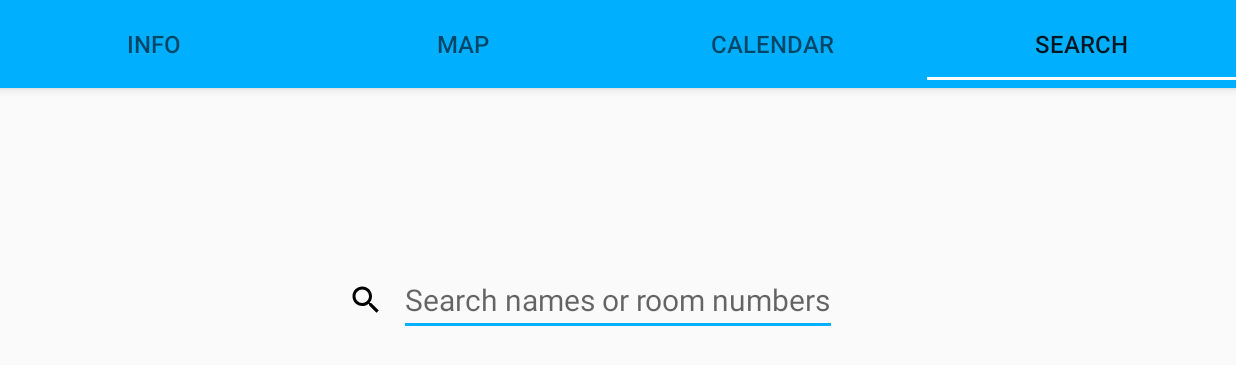
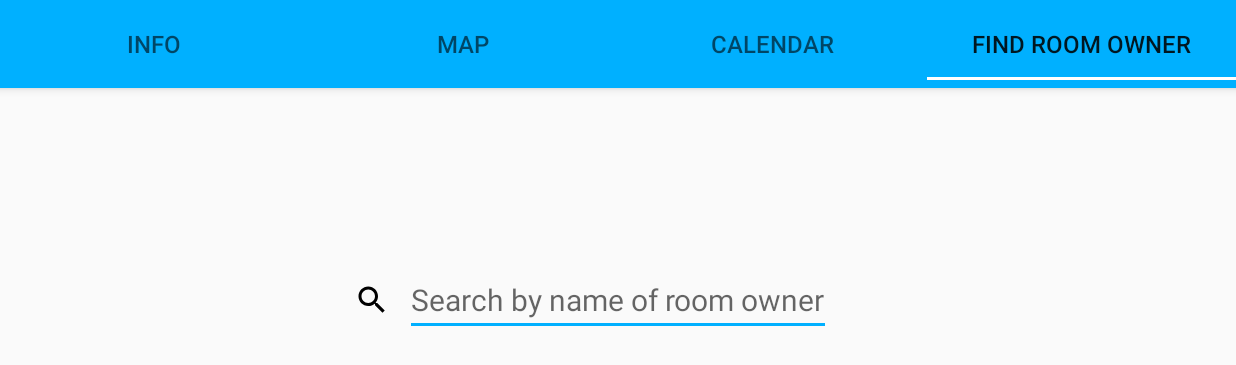
Before and after one commit to patelch/DoorboardTablet, an Android app: the screen it shows after launch (MainActivity), tab 4 chosen, on a phone screen of 824 x 412 dp (held sideways). Shown: the top 365 px of the screen. Run offline under Robolectric (Android 15) with nearby library versions, the phone set to English and light mode, and no system bars; libraries missing offline, so code that uses them is left out: com.github.chrisbanes.photoview; 2 statements that could not run were skipped.

Commit message:
Changes to search tab

```diff
--- a/app/src/main/java/com/doorboard3/doorboardtablet/MainActivity.java
+++ b/app/src/main/java/com/doorboard3/doorboardtablet/MainActivity.java
@@ -167,7 +167,7 @@
                     case 2:
                         return "calendar";
                     case 3:
-                        return "search";
+                        return "find room owner";
                     default:
                         return null;
                 }
--- a/app/src/main/java/com/doorboard3/doorboardtablet/SearchAdapter.java
+++ b/app/src/main/java/com/doorboard3/doorboardtablet/SearchAdapter.java
@@ -75,8 +75,7 @@ public class SearchAdapter extends ArrayAdapter<RoomOwner> {
                 for (RoomOwner person : tempItems) {
                     String name = person.getName();
                     String roomNum = person.getRoomNum();
-                    if (name.toLowerCase().contains(constraint.toString().toLowerCase())
-                            || roomNum.toLowerCase().contains(constraint.toString().toLowerCase())) {
+                    if (name.toLowerCase().contains(constraint.toString().toLowerCase())) {
                         suggestions.add(person);
                     }
                 }
--- a/app/src/main/res/layout/fragment_search.xml
+++ b/app/src/main/res/layout/fragment_search.xml
@@ -39,7 +39,7 @@
                 android:layout_height="wrap_content"
                 android:layout_centerHorizontal="true"
                 android:completionThreshold="1"
-                android:hint="Search names or room numbers"
+                android:hint="Search by name of room owner"
                 android:textSize="20sp" />
 
         </RelativeLayout>
```
